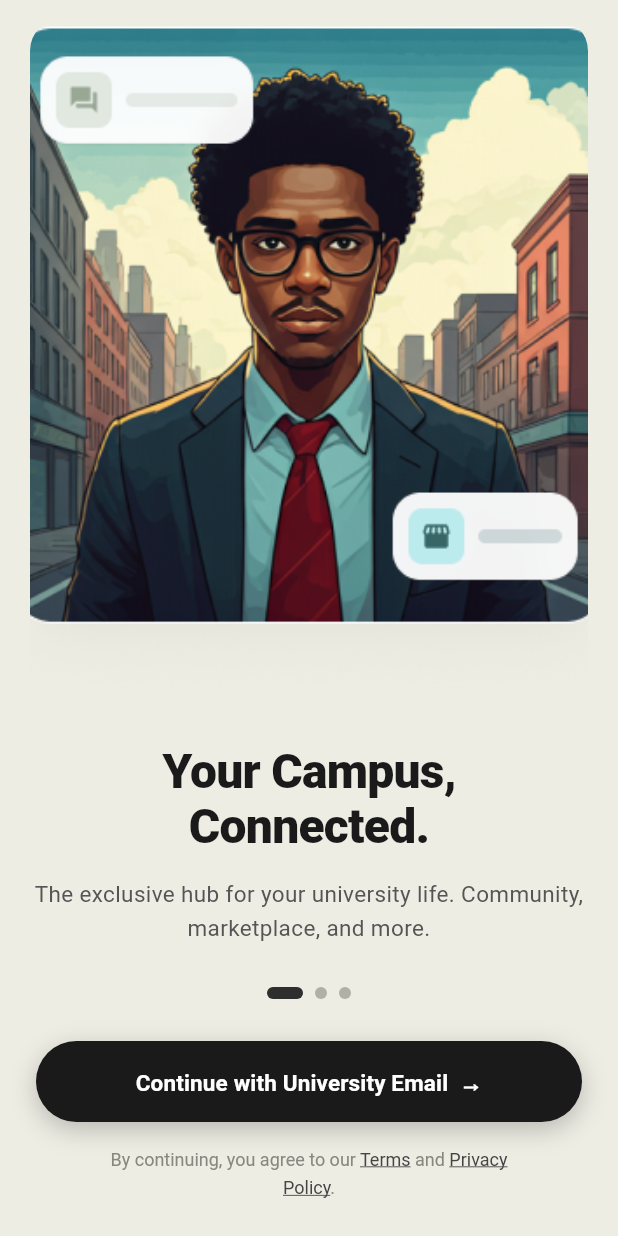
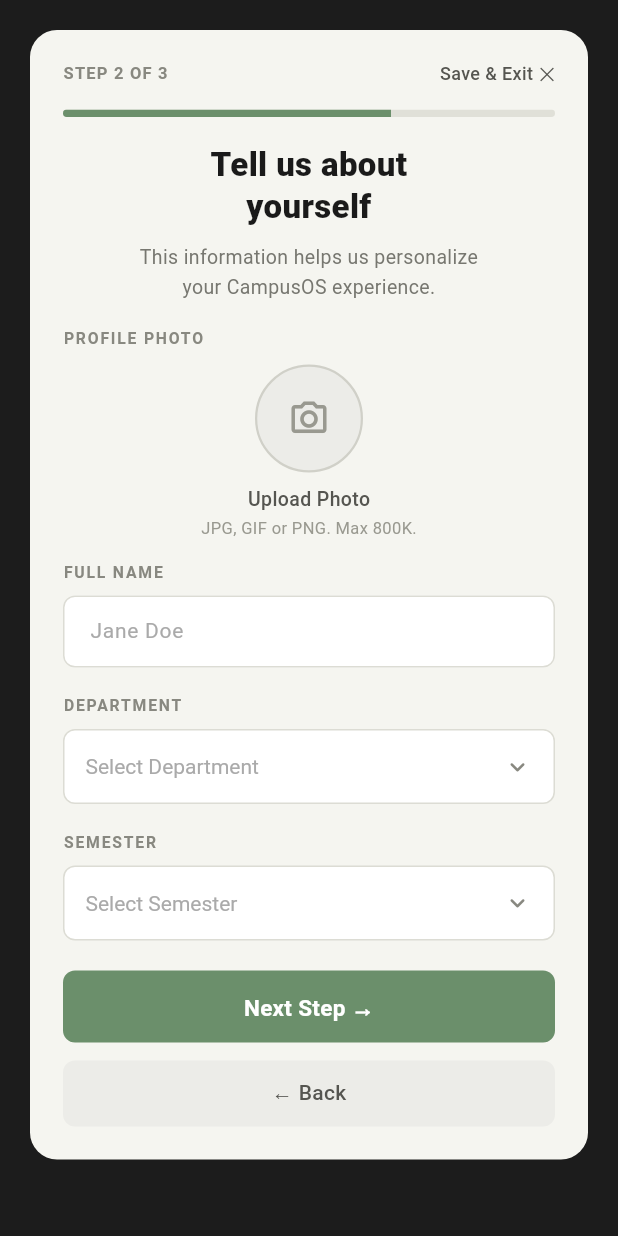
Before and after one commit to MehkaanKhan/Campus-Connect, a Flutter app: the screen it shows after launch, on a phone screen of 412 x 824 dp. Run offline on Flutter 3.47's test engine with Material 3 defaults, Android fonts, the phone set to English and light mode, and no system bars; our stand-ins replace go_router, shared_preferences; accounts and stored records are empty; Roboto replaces fonts that are missing (Georgia).

Commit message:
Adding profile setup page

```diff
--- a/lib/core/router/app_router.dart
+++ b/lib/core/router/app_router.dart
@@ -1,5 +1,6 @@
 import 'package:go_router/go_router.dart';
 import '../../features/onboarding/presentation/pages/onboarding_page.dart';
+import '../../features/profile_setup/presentation/pages/profile_setup_page.dart';
 import '../../features/auth/presentation/pages/login.dart';
 import '../../features/auth/presentation/pages/signup.dart';
 import '../../features/auth/presentation/pages/reset_password.dart';
@@ -13,9 +14,10 @@ import 'home_shell.dart';
 import 'placeholder_screens.dart';
 
 final appRouter = GoRouter(
-  initialLocation: '/onboarding',
+  initialLocation: '/profile-setup',
   routes: [
-    GoRoute(path: '/onboarding', builder: (ctx, _) => const OnboardingPage()),
+    GoRoute(path: '/onboarding',     builder: (ctx, _) => const OnboardingPage()),
+    GoRoute(path: '/profile-setup',  builder: (ctx, _) => const ProfileSetupPage()),
     GoRoute(path: '/login',          builder: (ctx, _) => const LoginPage()),
     GoRoute(path: '/signup',         builder: (ctx, _) => const SignupPage()),
     GoRoute(path: '/reset-password', builder: (ctx, _) => const ResetPasswordPage()),
--- /dev/null
+++ b/lib/features/profile_setup/data/datasources/profile_setup_local_datasource.dart
@@ -0,0 +1,43 @@
+import '../../domain/entities/profile_setup_entity.dart';
+
+abstract class ProfileSetupLocalDataSource {
+  List<String> getDepartments();
+  List<String> getSemesters();
+  Future<void> saveProfile(ProfileSetupEntity profile);
+}
+
+class ProfileSetupLocalDataSourceImpl implements ProfileSetupLocalDataSource {
+  @override
+  List<String> getDepartments() => const [
+        'Computer Science',
+        'Software Engineering',
+        'Electrical Engineering',
+        'Mechanical Engineering',
+        'Business Administration',
+        'Economics',
+        'Mathematics',
+        'Physics',
+        'Chemistry',
+        'Biology',
+        'Psychology',
+        'Media Studies',
+      ];
+
+  @override
+  List<String> getSemesters() => const [
+        'Semester 1',
+        'Semester 2',
+        'Semester 3',
+        'Semester 4',
+        'Semester 5',
+        'Semester 6',
+        'Semester 7',
+        'Semester 8',
+      ];
+
+  @override
+  Future<void> saveProfile(ProfileSetupEntity profile) async {
+    // TODO: persist with SharedPreferences / remote API
+    await Future.delayed(const Duration(milliseconds: 300));
+  }
+}
--- /dev/null
+++ b/lib/features/profile_setup/data/models/profile_setup_model.dart
@@ -0,0 +1,31 @@
+import '../../domain/entities/profile_setup_entity.dart';
+
+class ProfileSetupModel extends ProfileSetupEntity {
+  const ProfileSetupModel({
+    required super.fullName,
+    required super.department,
+    required super.semester,
+    super.photoPath,
+  });
+
+  factory ProfileSetupModel.empty() => const ProfileSetupModel(
+        fullName: '',
+        department: '',
+        semester: '',
+      );
+
+  factory ProfileSetupModel.fromJson(Map<String, dynamic> json) =>
+      ProfileSetupModel(
+        fullName: json['fullName'] as String,
+        department: json['department'] as String,
+        semester: json['semester'] as String,
+        photoPath: json['photoPath'] as String?,
+      );
+
+  Map<String, dynamic> toJson() => {
+        'fullName': fullName,
+        'department': department,
+        'semester': semester,
+        'photoPath': photoPath,
+      };
+}
--- /dev/null
+++ b/lib/features/profile_setup/data/repositories/profile_setup_repository_impl.dart
@@ -0,0 +1,19 @@
+import '../../domain/entities/profile_setup_entity.dart';
+import '../../domain/repositories/profile_setup_repository.dart';
+import '../datasources/profile_setup_local_datasource.dart';
+
+class ProfileSetupRepositoryImpl implements ProfileSetupRepository {
+  final ProfileSetupLocalDataSource localSource;
+
+  const ProfileSetupRepositoryImpl(this.localSource);
+
+  @override
+  List<String> getDepartments() => localSource.getDepartments();
+
+  @override
+  List<String> getSemesters() => localSource.getSemesters();
+
+  @override
+  Future<void> saveProfile(ProfileSetupEntity profile) =>
+      localSource.saveProfile(profile);
+}
--- /dev/null
+++ b/lib/features/profile_setup/domain/entities/profile_setup_entity.dart
@@ -0,0 +1,26 @@
+class ProfileSetupEntity {
+  final String fullName;
+  final String department;
+  final String semester;
+  final String? photoPath; // local file path, null until picked
+
+  const ProfileSetupEntity({
+    required this.fullName,
+    required this.department,
+    required this.semester,
+    this.photoPath,
+  });
+
+  ProfileSetupEntity copyWith({
+    String? fullName,
+    String? department,
+    String? semester,
+    String? photoPath,
+  }) =>
+      ProfileSetupEntity(
+        fullName: fullName ?? this.fullName,
+        department: department ?? this.department,
+        semester: semester ?? this.semester,
+        photoPath: photoPath ?? this.photoPath,
+      );
+}
--- /dev/null
+++ b/lib/features/profile_setup/domain/repositories/profile_setup_repository.dart
@@ -0,0 +1,7 @@
+import '../entities/profile_setup_entity.dart';
+
+abstract class ProfileSetupRepository {
+  List<String> getDepartments();
+  List<String> getSemesters();
+  Future<void> saveProfile(ProfileSetupEntity profile);
+}
--- /dev/null
+++ b/lib/features/profile_setup/domain/usecases/get_departments_usecase.dart
@@ -0,0 +1,8 @@
+import '../repositories/profile_setup_repository.dart';
+
+class GetDepartmentsUsecase {
+  final ProfileSetupRepository repository;
+  const GetDepartmentsUsecase(this.repository);
+
+  List<String> call() => repository.getDepartments();
+}
--- /dev/null
+++ b/lib/features/profile_setup/domain/usecases/get_semesters_usecase.dart
@@ -0,0 +1,8 @@
+import '../repositories/profile_setup_repository.dart';
+
+class GetSemestersUsecase {
+  final ProfileSetupRepository repository;
+  const GetSemestersUsecase(this.repository);
+
+  List<String> call() => repository.getSemesters();
+}
--- /dev/null
+++ b/lib/features/profile_setup/domain/usecases/save_profile_usecase.dart
@@ -0,0 +1,10 @@
+import '../entities/profile_setup_entity.dart';
+import '../repositories/profile_setup_repository.dart';
+
+class SaveProfileUsecase {
+  final ProfileSetupRepository repository;
+  const SaveProfileUsecase(this.repository);
+
+  Future<void> call(ProfileSetupEntity profile) =>
+      repository.saveProfile(profile);
+}
--- /dev/null
+++ b/lib/features/profile_setup/presentation/pages/profile_setup_page.dart
@@ -0,0 +1,478 @@
+import 'package:flutter/material.dart';
+import 'package:provider/provider.dart';
+import 'package:go_router/go_router.dart';
+import '../provider/profile_setup_provider.dart';
+
+// ─────────────────────────────────────────────────────────
+// Design reference colours (from profile-setup.png)
+// Background : #1C1C1C  (near-black)
+// Card bg    : #F5F5F0  (warm off-white)
+// Green CTA  : #6B8F6B  (muted sage green)
+// Progress   : #6B8F6B fill on #E0E0D8 track
+// Label txt  : #5A5A5A  (small caps labels)
+// Input bdr  : #DCDCD4
+// ─────────────────────────────────────────────────────────
+
+class ProfileSetupPage extends StatelessWidget {
+  const ProfileSetupPage({super.key});
+
+  @override
+  Widget build(BuildContext context) {
+    return Scaffold(
+      backgroundColor: const Color(0xFF1C1C1C),
+      body: SafeArea(
+        child: LayoutBuilder(
+          builder: (context, constraints) {
+            return SingleChildScrollView(
+              padding: const EdgeInsets.fromLTRB(20, 20, 20, 40),
+              child: ConstrainedBox(
+                constraints: BoxConstraints(
+                  minHeight: constraints.maxHeight - 80, // Account for vertical padding
+                ),
+                child: Center(
+                  child: _ProfileCard(),
+                ),
+              ),
+            );
+          },
+        ),
+      ),
+    );
+  }
+}
+
+// ─────────────────────────────────────────────────────────
+//  The white card
+// ─────────────────────────────────────────────────────────
+class _ProfileCard extends StatelessWidget {
+  @override
+  Widget build(BuildContext context) {
+    final provider = context.watch<ProfileSetupProvider>();
+
+    return Container(
+      decoration: BoxDecoration(
+        color: const Color(0xFFF5F5F0),
+        borderRadius: BorderRadius.circular(18),
+      ),
+      padding: const EdgeInsets.fromLTRB(22, 20, 22, 22),
+      child: Column(
+        crossAxisAlignment: CrossAxisAlignment.center,
+        mainAxisSize: MainAxisSize.min,
+        children: [
+          // ── Step header row ──
+          _StepHeader(),
+          const SizedBox(height: 16),
+
+          // ── Progress bar ──
+          _ProgressBar(currentStep: 2, totalSteps: 3),
+          const SizedBox(height: 18),
+
+          // ── Title ──
+          const Text(
+            'Tell us about\nyourself',
+            textAlign: TextAlign.center,
+            style: TextStyle(
+              fontFamily: 'Georgia',
+              fontSize: 22,
+              fontWeight: FontWeight.w800,
+              height: 1.25,
+              color: Color(0xFF1A1A1A),
+            ),
+          ),
+          const SizedBox(height: 10),
+
+          // ── Subtitle ──
+          const Text(
+            'This information helps us personalize\nyour CampusOS experience.',
+            textAlign: TextAlign.center,
+            style: TextStyle(
+              fontSize: 13,
+              fontWeight: FontWeight.w400,
+              height: 1.5,
+              color: Color(0xFF777770),
+            ),
+          ),
+          const SizedBox(height: 16),
+
+          // ── Profile photo ──
+          const _SectionLabel('PROFILE PHOTO'),
+          const SizedBox(height: 10),
+          _PhotoUploadButton(photoPath: provider.photoPath),
+          const SizedBox(height: 14),
+
+          // ── Full name ──
+          const _SectionLabel('FULL NAME'),
+          const SizedBox(height: 8),
+          _NameField(
+            onChanged: provider.setFullName,
+          ),
+          const SizedBox(height: 18),
+
+          // ── Department ──
+          const _SectionLabel('DEPARTMENT'),
+          const SizedBox(height: 8),
+          _DropdownField(
+            hint: 'Select Department',
+            value: provider.selectedDepartment,
+            items: provider.departments,
+            onChanged: provider.setDepartment,
+          ),
+          const SizedBox(height: 18),
+
+          // ── Semester ──
+          const _SectionLabel('SEMESTER'),
+          const SizedBox(height: 8),
+          _DropdownField(
+            hint: 'Select Semester',
+            value: provider.selectedSemester,
+            items: provider.semesters,
+            onChanged: provider.setSemester,
+          ),
+          const SizedBox(height: 20),
+
+          // ── Next Step button ──
+          _NextStepButton(
+            isLoading: provider.status == ProfileSetupStatus.loading,
+            onTap: () async {
+              await provider.saveProfile();
+              if (context.mounted &&
+                  provider.status == ProfileSetupStatus.success) {
+                context.go('/home');
+              }
+            },
+          ),
+          const SizedBox(height: 12),
+
+          // ── Back button ──
+          _BackButton(onTap: () => context.go('/onboarding')),
+        ],
+      ),
+    );
+  }
+}
+
+// ─────────────────────────────────────────────────────────
+//  Step header  ("STEP 2 OF 3"  •  "Save & Exit ✕")
+// ─────────────────────────────────────────────────────────
+class _StepHeader extends StatelessWidget {
+  @override
+  Widget build(BuildContext context) {
+    return Row(
+      mainAxisAlignment: MainAxisAlignment.spaceBetween,
+      children: [
+        const Text(
+          'STEP 2 OF 3',
+          style: TextStyle(
+            fontSize: 11,
+            fontWeight: FontWeight.w600,
+            letterSpacing: 0.8,
+            color: Color(0xFF888880),
+          ),
+        ),
+        GestureDetector(
+          onTap: () => context.go('/login'),
+          child: const Row(
+            children: [
+              Text(
+                'Save & Exit',
+                style: TextStyle(
+                  fontSize: 12,
+                  fontWeight: FontWeight.w500,
+                  color: Color(0xFF555550),
+                ),
+              ),
+              SizedBox(width: 4),
+              Text(
+                '✕',
+                style: TextStyle(
+                  fontSize: 12,
+                  color: Color(0xFF555550),
+                ),
+              ),
+            ],
+          ),
+        ),
+      ],
+    );
+  }
+}
+
+// ─────────────────────────────────────────────────────────
+//  Progress bar
+// ─────────────────────────────────────────────────────────
+class _ProgressBar extends StatelessWidget {
+  final int currentStep;
+  final int totalSteps;
+
+  const _ProgressBar({required this.currentStep, required this.totalSteps});
+
+  @override
+  Widget build(BuildContext context) {
+    return ClipRRect(
+      borderRadius: BorderRadius.circular(100),
+      child: LinearProgressIndicator(
+        value: currentStep / totalSteps,
+        minHeight: 5,
+        backgroundColor: const Color(0xFFE0E0D8),
+        valueColor: const AlwaysStoppedAnimation<Color>(Color(0xFF6B8F6B)),
+      ),
+    );
+  }
+}
+
+// ─────────────────────────────────────────────────────────
+//  Small-caps section label
+// ─────────────────────────────────────────────────────────
+class _SectionLabel extends StatelessWidget {
+  final String text;
+  const _SectionLabel(this.text);
+
+  @override
+  Widget build(BuildContext context) {
+    return Align(
+      alignment: Alignment.centerLeft,
+      child: Text(
+        text,
+        style: const TextStyle(
+          fontSize: 10.5,
+          fontWeight: FontWeight.w700,
+          letterSpacing: 1.2,
+          color: Color(0xFF888880),
+        ),
+      ),
+    );
+  }
+}
+
+// ─────────────────────────────────────────────────────────
+//  Circular photo upload button
+// ─────────────────────────────────────────────────────────
+class _PhotoUploadButton extends StatelessWidget {
+  final String? photoPath;
+  const _PhotoUploadButton({this.photoPath});
+
+  @override
+  Widget build(BuildContext context) {
+    return Column(
+      children: [
+        GestureDetector(
+          onTap: () {
+            // TODO: image picker integration
+          },
+          child: Container(
+            width: 72,
+            height: 72,
+            decoration: BoxDecoration(
+              shape: BoxShape.circle,
+              color: const Color(0xFFECECE8),
+              border: Border.all(
+                color: const Color(0xFFD0D0C8),
+                width: 1.5,
+              ),
+            ),
+            child: const Icon(
+              Icons.photo_camera_outlined,
+              size: 28,
+              color: Color(0xFF999990),
+            ),
+          ),
+        ),
+        const SizedBox(height: 8),
+        const Text(
+          'Upload Photo',
+          style: TextStyle(
+            fontSize: 13,
+            fontWeight: FontWeight.w500,
+            color: Color(0xFF555550),
+          ),
+        ),
+        const SizedBox(height: 2),
+        const Text(
+          'JPG, GIF or PNG. Max 800K.',
+          style: TextStyle(
+            fontSize: 11,
+            color: Color(0xFF999990),
+          ),
+        ),
+      ],
+    );
+  }
+}
+
+// ─────────────────────────────────────────────────────────
+//  Full name text field
+// ─────────────────────────────────────────────────────────
+class _NameField extends StatelessWidget {
+  final ValueChanged<String> onChanged;
+  const _NameField({required this.onChanged});
+
+  @override
+  Widget build(BuildContext context) {
+    return TextField(
+      onChanged: onChanged,
+      style: const TextStyle(
+        fontSize: 14,
+        color: Color(0xFF1A1A1A),
+      ),
+      decoration: InputDecoration(
+        hintText: 'Jane Doe',
+        hintStyle: const TextStyle(
+          fontSize: 14,
+          color: Color(0xFFAAAAAA),
+        ),
+        contentPadding:
+            const EdgeInsets.symmetric(horizontal: 14, vertical: 13),
+        filled: true,
+        fillColor: Colors.white,
+        enabledBorder: OutlineInputBorder(
+          borderRadius: BorderRadius.circular(8),
+          borderSide: const BorderSide(color: Color(0xFFDCDCD4), width: 1),
+        ),
+        focusedBorder: OutlineInputBorder(
+          borderRadius: BorderRadius.circular(8),
+          borderSide: const BorderSide(color: Color(0xFF6B8F6B), width: 1.5),
+        ),
+      ),
+    );
+  }
+}
+
+// ─────────────────────────────────────────────────────────
+//  Dropdown field
+// ─────────────────────────────────────────────────────────
+class _DropdownField extends StatelessWidget {
+  final String hint;
+  final String? value;
+  final List<String> items;
+  final ValueChanged<String?> onChanged;
+
+  const _DropdownField({
+    required this.hint,
+    required this.value,
+    required this.items,
+    required this.onChanged,
+  });
+
+  @override
+  Widget build(BuildContext context) {
+    return Container(
+      decoration: BoxDecoration(
+        color: Colors.white,
+        borderRadius: BorderRadius.circular(8),
+        border: Border.all(color: const Color(0xFFDCDCD4), width: 1),
+      ),
+      padding: const EdgeInsets.symmetric(horizontal: 14),
+      child: DropdownButtonHideUnderline(
+        child: DropdownButton<String>(
+          value: value,
+          hint: Text(
+            hint,
+            style: const TextStyle(
+              fontSize: 14,
+              color: Color(0xFFAAAAAA),
+            ),
+          ),
+          icon: const Icon(
+            Icons.keyboard_arrow_down_rounded,
+            color: Color(0xFF888880),
+            size: 20,
+          ),
+          isExpanded: true,
+          style: const TextStyle(
+            fontSize: 14,
+            color: Color(0xFF1A1A1A),
+          ),
+          dropdownColor: Colors.white,
+          borderRadius: BorderRadius.circular(8),
+          items: items
+              .map(
+                (item) => DropdownMenuItem(
+                  value: item,
+                  child: Text(item),
+                ),
+              )
+              .toList(),
+          onChanged: onChanged,
+        ),
+      ),
+    );
+  }
+}
+
+// ─────────────────────────────────────────────────────────
+//  Next Step button
+// ─────────────────────────────────────────────────────────
+class _NextStepButton extends StatelessWidget {
+  final bool isLoading;
+  final VoidCallback onTap;
+
+  const _NextStepButton({required this.isLoading, required this.onTap});
+
+  @override
+  Widget build(BuildContext context) {
+    return GestureDetector(
+      onTap: isLoading ? null : onTap,
+      child: Container(
+        width: double.infinity,
+        height: 48,
+        decoration: BoxDecoration(
+          color: const Color(0xFF6B8F6B),
+          borderRadius: BorderRadius.circular(8),
+        ),
+        child: Center(
+          child: isLoading
+              ? const SizedBox(
+                  width: 20,
+                  height: 20,
+                  child: CircularProgressIndicator(
+                    strokeWidth: 2,
+                    color: Colors.white,
+                  ),
+                )
+              : const Text(
+                  'Next Step →',
+                  style: TextStyle(
+                    color: Colors.white,
+                    fontSize: 15,
+                    fontWeight: FontWeight.w600,
+                    letterSpacing: 0.2,
+                  ),
+                ),
+        ),
+      ),
+    );
+  }
+}
+
+// ─────────────────────────────────────────────────────────
+//  Back button
+// ─────────────────────────────────────────────────────────
+class _BackButton extends StatelessWidget {
+  final VoidCallback onTap;
+  const _BackButton({required this.onTap});
+
+  @override
+  Widget build(BuildContext context) {
+    return GestureDetector(
+      onTap: onTap,
+      child: Container(
+        width: double.infinity,
+        height: 44,
+        decoration: BoxDecoration(
+          color: const Color(0xFFECECE8),
+          borderRadius: BorderRadius.circular(8),
+        ),
+        child: const Center(
+          child: Text(
+            '← Back',
+            style: TextStyle(
+              fontSize: 14,
+              fontWeight: FontWeight.w500,
+              color: Color(0xFF555550),
+            ),
+          ),
+        ),
+      ),
+    );
+  }
+}
--- /dev/null
+++ b/lib/features/profile_setup/presentation/provider/profile_setup_provider.dart
@@ -0,0 +1,85 @@
+import 'package:flutter/foundation.dart';
+import '../../domain/entities/profile_setup_entity.dart';
+import '../../domain/usecases/get_departments_usecase.dart';
+import '../../domain/usecases/get_semesters_usecase.dart';
+import '../../domain/usecases/save_profile_usecase.dart';
+
+enum ProfileSetupStatus { idle, loading, success, error }
+
+class ProfileSetupProvider extends ChangeNotifier {
+  final GetDepartmentsUsecase getDepartmentsUsecase;
+  final GetSemestersUsecase getSemestersUsecase;
+  final SaveProfileUsecase saveProfileUsecase;
+
+  ProfileSetupProvider({
+    required this.getDepartmentsUsecase,
+    required this.getSemestersUsecase,
+    required this.saveProfileUsecase,
+  });
+
+  // ── State ──
+  ProfileSetupStatus _status = ProfileSetupStatus.idle;
+  ProfileSetupStatus get status => _status;
+
+  String _fullName = '';
+  String get fullName => _fullName;
+
+  String? _selectedDepartment;
+  String? get selectedDepartment => _selectedDepartment;
+
+  String? _selectedSemester;
+  String? get selectedSemester => _selectedSemester;
+
+  String? _photoPath;
+  String? get photoPath => _photoPath;
+
+  late final List<String> departments = getDepartmentsUsecase();
+  late final List<String> semesters   = getSemestersUsecase();
+
+  // ── Setters ──
+  void setFullName(String value) {
+    _fullName = value;
+    notifyListeners();
+  }
+
+  void setDepartment(String? value) {
+    _selectedDepartment = value;
+    notifyListeners();
+  }
+
+  void setSemester(String? value) {
+    _selectedSemester = value;
+    notifyListeners();
+  }
+
+  void setPhotoPath(String? path) {
+    _photoPath = path;
+    notifyListeners();
+  }
+
+  bool get isFormValid =>
+      _fullName.trim().isNotEmpty &&
+      _selectedDepartment != null &&
+      _selectedSemester != null;
+
+  // ── Actions ──
+  Future<void> saveProfile() async {
+    if (!isFormValid) return;
+    _status = ProfileSetupStatus.loading;
+    notifyListeners();
+    try {
+      await saveProfileUsecase(
+        ProfileSetupEntity(
+          fullName: _fullName.trim(),
+          department: _selectedDepartment!,
+          semester: _selectedSemester!,
+          photoPath: _photoPath,
+        ),
+      );
+      _status = ProfileSetupStatus.success;
+    } catch (_) {
+      _status = ProfileSetupStatus.error;
+    }
+    notifyListeners();
+  }
+}
--- a/lib/main.dart
+++ b/lib/main.dart
@@ -25,6 +25,13 @@ import 'features/onboarding/domain/usecases/get_onboarding_pages_usecase.dart';
 import 'features/onboarding/domain/usecases/mark_onboarding_seen_usecase.dart';
 import 'features/onboarding/presentation/provider/onboarding_provider.dart';
 
+import 'features/profile_setup/data/datasources/profile_setup_local_datasource.dart';
+import 'features/profile_setup/data/repositories/profile_setup_repository_impl.dart';
+import 'features/profile_setup/domain/usecases/get_departments_usecase.dart';
+import 'features/profile_setup/domain/usecases/get_semesters_usecase.dart';
+import 'features/profile_setup/domain/usecases/save_profile_usecase.dart';
+import 'features/profile_setup/presentation/provider/profile_setup_provider.dart';
+
 void main() {
   runApp(const CampusConnectApp());
 }
@@ -39,6 +46,8 @@ class CampusConnectApp extends StatelessWidget {
     final cartRepo    = CartRepositoryImpl();
     final obSource    = OnboardingLocalDataSourceImpl();
     final obRepo      = OnboardingRepositoryImpl(obSource);
+    final psSource    = ProfileSetupLocalDataSourceImpl();
+    final psRepo      = ProfileSetupRepositoryImpl(psSource);
 
     return MultiProvider(
       providers: [
@@ -46,6 +55,13 @@ class CampusConnectApp extends StatelessWidget {
           create: (_) => OnboardingProvider(
             getPagesUsecase: GetOnboardingPagesUsecase(obRepo),
             markSeenUsecase: MarkOnboardingSeenUsecase(obRepo),
+          ),
+        ),
+        ChangeNotifierProvider(
+          create: (_) => ProfileSetupProvider(
+            getDepartmentsUsecase: GetDepartmentsUsecase(psRepo),
+            getSemestersUsecase:   GetSemestersUsecase(psRepo),
+            saveProfileUsecase:    SaveProfileUsecase(psRepo),
           ),
         ),
         ChangeNotifierProvider(
```
